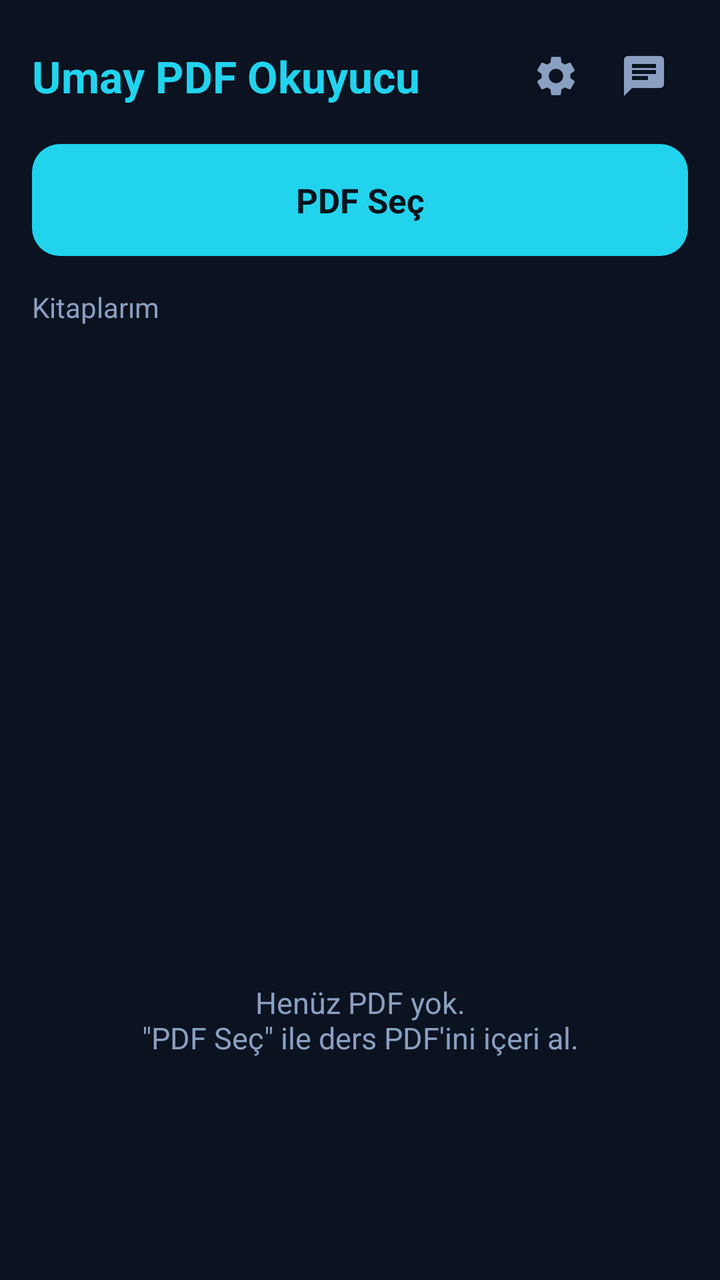
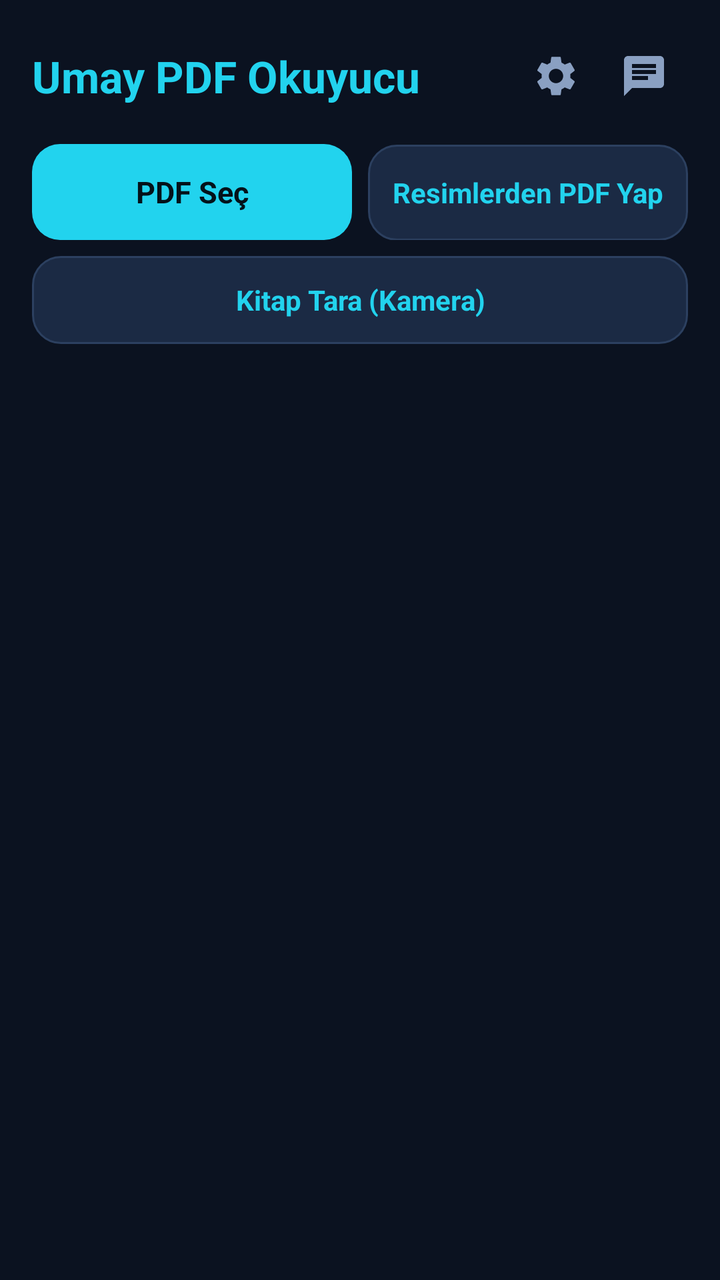

An Android layout rendered at two revisions. The XML below is the earlier revision; the diff shows what the commit changed to produce the second picture.
<!-- AndroidManifest.xml: application theme Theme.UmayPdf -->
<!-- res/layout/activity_main.xml -->
<?xml version="1.0" encoding="utf-8"?>
<LinearLayout xmlns:android="http://schemas.android.com/apk/res/android"
    xmlns:app="http://schemas.android.com/apk/res-auto"
    android:layout_width="match_parent"
    android:layout_height="match_parent"
    android:orientation="vertical"
    android:background="@color/umay_bg"
    android:padding="16dp">

    
    <RelativeLayout
        android:layout_width="match_parent"
        android:layout_height="wrap_content"
        android:layout_marginBottom="12dp">

        <TextView
            android:id="@+id/titleText"
            android:layout_width="wrap_content"
            android:layout_height="wrap_content"
            android:layout_alignParentStart="true"
            android:layout_centerVertical="true"
            android:text="@string/app_name"
            android:textColor="@color/umay_accent"
            android:textSize="22sp"
            android:textStyle="bold" />

        <ImageButton
            android:id="@+id/btnChat"
            android:layout_width="44dp"
            android:layout_height="44dp"
            android:layout_alignParentEnd="true"
            android:background="?attr/selectableItemBackgroundBorderless"
            android:contentDescription="@string/sohbet"
            android:src="@drawable/ic_chat" />

        <ImageButton
            android:id="@+id/btnSettings"
            android:layout_width="44dp"
            android:layout_height="44dp"
            android:layout_toStartOf="@id/btnChat"
            android:background="?attr/selectableItemBackgroundBorderless"
            android:contentDescription="@string/ayarlar"
            android:src="@drawable/ic_settings" />
    </RelativeLayout>

    
    <TextView
        android:id="@+id/btnPickPdf"
        android:layout_width="match_parent"
        android:layout_height="56dp"
        android:background="@drawable/bg_button_primary"
        android:gravity="center"
        android:text="@string/pdf_sec"
        android:textColor="#04121A"
        android:textSize="17sp"
        android:textStyle="bold" />

    
    <TextView
        android:id="@+id/progressText"
        android:layout_width="match_parent"
        android:layout_height="wrap_content"
        android:layout_marginTop="10dp"
        android:textColor="@color/umay_text_dim"
        android:textSize="13sp"
        android:visibility="gone" />

    
    <EditText
        android:id="@+id/searchInput"
        android:layout_width="match_parent"
        android:layout_height="42dp"
        android:layout_marginTop="10dp"
        android:background="@drawable/bg_input"
        android:hint="@string/ara"
        android:imeOptions="actionSearch"
        android:inputType="text"
        android:maxLines="1"
        android:paddingStart="12dp"
        android:paddingEnd="12dp"
        android:textColor="@color/umay_text"
        android:textColorHint="@color/umay_text_dim"
        android:textSize="14sp"
        android:visibility="gone" />

    <TextView
        android:layout_width="wrap_content"
        android:layout_height="wrap_content"
        android:layout_marginTop="16dp"
        android:layout_marginBottom="6dp"
        android:text="@string/kitaplarim"
        android:textColor="@color/umay_text_dim"
        android:textSize="14sp" />

    <androidx.recyclerview.widget.RecyclerView
        android:id="@+id/bookList"
        android:layout_width="match_parent"
        android:layout_height="0dp"
        android:layout_weight="1"
        android:clipToPadding="false" />

    <TextView
        android:id="@+id/emptyText"
        android:layout_width="match_parent"
        android:layout_height="0dp"
        android:layout_weight="1"
        android:gravity="center"
        android:text="@string/bos_kutuphane"
        android:textColor="@color/umay_text_dim"
        android:textSize="15sp" />

</LinearLayout>
<!-- resources referenced by this layout -->
<resources>
  <string name="kitaplarim">Kitaplarım</string>
  <style name="Theme.UmayPdf" parent="Theme.MaterialComponents.DayNight.NoActionBar">
          <item name="colorPrimary">@color/umay_accent</item>
          <item name="colorPrimaryVariant">@color/umay_accent_dark</item>
          <item name="colorOnPrimary">#04121A</item>
          <item name="colorSecondary">@color/umay_accent</item>
          <item name="android:windowBackground">@color/umay_bg</item>
          <item name="android:statusBarColor">@color/umay_bg</item>
          <item name="android:navigationBarColor">@color/umay_bg</item>
          <item name="android:textColorPrimary">@color/umay_text</item>
          <item name="android:textColorSecondary">@color/umay_text_dim</item>
      </style>
  <!-- unchanged entries left out for length: 15 -->
</resources>

<!-- the commit's change to res/layout/activity_main.xml (unified diff, before → after) -->
@@ -1,112 +1,318 @@
 <?xml version="1.0" encoding="utf-8"?>
-<LinearLayout xmlns:android="http://schemas.android.com/apk/res/android"
+<androidx.core.widget.NestedScrollView xmlns:android="http://schemas.android.com/apk/res/android"
     xmlns:app="http://schemas.android.com/apk/res-auto"
     android:layout_width="match_parent"
     android:layout_height="match_parent"
-    android:orientation="vertical"
     android:background="@color/umay_bg"
-    android:padding="16dp">
-
-    
-    <RelativeLayout
+    android:fillViewport="true">
+
+    <LinearLayout
         android:layout_width="match_parent"
         android:layout_height="wrap_content"
-        android:layout_marginBottom="12dp">
-
+        android:orientation="vertical"
+        android:paddingStart="16dp"
+        android:paddingTop="16dp"
+        android:paddingEnd="16dp"
+        android:paddingBottom="20dp">
+
+        
+        <RelativeLayout
+            android:layout_width="match_parent"
+            android:layout_height="wrap_content"
+            android:layout_marginBottom="12dp">
+
+            <TextView
+                android:id="@+id/titleText"
+                android:layout_width="wrap_content"
+                android:layout_height="wrap_content"
+                android:layout_alignParentStart="true"
+                android:layout_centerVertical="true"
+                android:text="@string/app_name"
+                android:textColor="@color/umay_accent"
+                android:textSize="22sp"
+                android:textStyle="bold" />
+
+            <ImageButton
+                android:id="@+id/btnChat"
+                android:layout_width="44dp"
+                android:layout_height="44dp"
+                android:layout_alignParentEnd="true"
+                android:background="?attr/selectableItemBackgroundBorderless"
+                android:contentDescription="@string/sohbet"
+                android:src="@drawable/ic_chat" />
+
+            <ImageButton
+                android:id="@+id/btnSettings"
+                android:layout_width="44dp"
+                android:layout_height="44dp"
+                android:layout_toStartOf="@id/btnChat"
+                android:background="?attr/selectableItemBackgroundBorderless"
+                android:contentDescription="@string/ayarlar"
+                android:src="@drawable/ic_settings" />
+        </RelativeLayout>
+
+        
+        <LinearLayout
+            android:layout_width="match_parent"
+            android:layout_height="wrap_content"
+            android:orientation="horizontal">
+
+            <TextView
+                android:id="@+id/btnPickPdf"
+                android:layout_width="0dp"
+                android:layout_height="48dp"
+                android:layout_weight="1"
+                android:background="@drawable/bg_button_primary"
+                android:gravity="center"
+                android:text="@string/pdf_sec"
+                android:textColor="#04121A"
+                android:textSize="15sp"
+                android:textStyle="bold" />
+
+            <TextView
+                android:id="@+id/btnPickImages"
+                android:layout_width="0dp"
+                android:layout_height="48dp"
+                android:layout_marginStart="8dp"
+                android:layout_weight="1"
+                android:background="@drawable/bg_button_secondary"
+                android:gravity="center"
+                android:text="@string/resimden_pdf"
+                android:textColor="@color/umay_accent"
+                android:textSize="14sp"
+                android:textStyle="bold" />
+        </LinearLayout>
+
+        
         <TextView
-            android:id="@+id/titleText"
+            android:id="@+id/btnScan"
+            android:layout_width="match_parent"
+            android:layout_height="44dp"
+            android:layout_marginTop="8dp"
+            android:background="@drawable/bg_button_secondary"
+            android:gravity="center"
+            android:text="@string/kitap_tara"
+            android:textColor="@color/umay_accent"
+            android:textSize="14sp"
+            android:textStyle="bold" />
+
+        
+        <TextView
+            android:id="@+id/progressText"
+            android:layout_width="match_parent"
+            android:layout_height="wrap_content"
+            android:layout_marginTop="10dp"
+            android:textColor="@color/umay_text_dim"
+            android:textSize="13sp"
+            android:visibility="gone" />
+
+        
+        <LinearLayout
+            android:id="@+id/heroWrap"
+            android:layout_width="match_parent"
+            android:layout_height="wrap_content"
+            android:layout_marginTop="14dp"
+            android:orientation="vertical"
+            android:visibility="gone">
+
+            <TextView
+                android:layout_width="wrap_content"
+                android:layout_height="wrap_content"
+                android:layout_marginBottom="6dp"
+                android:text="@string/son_okunan"
+                android:textColor="@color/umay_accent"
+                android:textSize="13sp"
+                android:textStyle="bold" />
+
+            <LinearLayout
+                android:id="@+id/continueCard"
+                android:layout_width="match_parent"
+                android:layout_height="wrap_content"
+                android:background="@drawable/bg_panel"
+                android:orientation="vertical"
+                android:padding="12dp">
+
+                <LinearLayout
+                    android:layout_width="match_parent"
+                    android:layout_height="wrap_content"
+                    android:gravity="center_vertical"
+                    android:orientation="horizontal">
+
+                    <com.google.android.material.imageview.ShapeableImageView
+                        android:id="@+id/continueCover"
+                        android:layout_width="84dp"
+                        android:layout_height="118dp"
+                        android:contentDescription="@string/app_name"
+                        android:scaleType="fitCenter"
+                        android:src="@drawable/ic_pdf"
+                        app:shapeAppearanceOverlay="@style/shape_cover"
+                        app:strokeColor="@color/umay_panel2"
+                        app:strokeWidth="1dp"
+                        app:tint="@color/umay_accent" />
+
+                    <LinearLayout
+                        android:layout_width="0dp"
+                        android:layout_height="wrap_content"
+                        android:layout_marginStart="12dp"
+                        android:layout_marginEnd="4dp"
+                        android:layout_weight="1"
+                        android:orientation="vertical">
+
+                        <TextView
+                            android:id="@+id/continueTitle"
+                            android:layout_width="match_parent"
+                            android:layout_height="wrap_content"
+                            android:ellipsize="end"
+                            android:maxLines="2"
+                            android:textColor="@color/umay_text"
+                            android:textSize="17sp"
+                            android:textStyle="bold" />
+
+                        <TextView
+                            android:id="@+id/continueMeta"
+                            android:layout_width="match_parent"
+                            android:layout_height="wrap_content"
+                            android:layout_marginTop="4dp"
+                            android:textColor="@color/umay_text_dim"
+                            android:textSize="13sp" />
+
+                        <TextView
+                            android:id="@+id/heroPercent"
+                            android:layout_width="wrap_content"
+                            android:layout_height="wrap_content"
+                            android:layout_marginTop="6dp"
+                            android:textColor="@color/umay_orange"
+                            android:textSize="14sp"
+                            android:textStyle="bold" />
+
+                        <TextView
+                            android:id="@+id/btnContinue"
+                            android:layout_width="wrap_content"
+                            android:layout_height="42dp"
+                            android:layout_marginTop="10dp"
+                            android:background="@drawable/bg_button_primary"
+                            android:gravity="center"
+                            android:paddingStart="20dp"
+                            android:paddingEnd="20dp"
+                            android:text="@string/devam_et"
+                            android:textColor="#04121A"
+                            android:textStyle="bold" />
+                    </LinearLayout>
+                </LinearLayout>
+
+                
+                <ProgressBar
+                    android:id="@+id/heroProgress"
+                    style="?android:attr/progressBarStyleHorizontal"
+                    android:layout_width="match_parent"
+                    android:layout_height="6dp"
+                    android:layout_marginTop="12dp"
+                    android:max="100"
+                    android:progress="0"
+                    android:progressDrawable="@drawable/bg_progress_hero"
+                    android:progressTint="@color/umay_accent" />
+            </LinearLayout>
+        </LinearLayout>
+
+        
+        <EditText
+            android:id="@+id/searchInput"
+            android:layout_width="match_parent"
+            android:layout_height="42dp"
+            android:layout_marginTop="12dp"
+            android:background="@drawable/bg_input"
+            android:hint="@string/ara"
+            android:imeOptions="actionSearch"
+            android:inputType="text"
+            android:maxLines="1"
+            android:paddingStart="12dp"
+            android:paddingEnd="12dp"
+            android:textColor="@color/umay_text"
+            android:textColorHint="@color/umay_text_dim"
+            android:textSize="14sp"
+            android:visibility="gone" />
+
+        
+        <LinearLayout
+            android:id="@+id/sortRow"
+            android:layout_width="match_parent"
+            android:layout_height="wrap_content"
+            android:layout_marginTop="10dp"
+            android:orientation="horizontal"
+            android:visibility="gone">
+
+            <TextView
+                android:id="@+id/sortRecent"
+                android:layout_width="wrap_content"
+                android:layout_height="34dp"
+                android:background="@drawable/bg_input"
+                android:gravity="center"
+                android:paddingStart="12dp"
+                android:paddingEnd="12dp"
+                android:text="@string/sort_recent"
+                android:textColor="@color/umay_text_dim"
+                android:textSize="12sp" />
+
+            <TextView
+                android:id="@+id/sortAlpha"
+                android:layout_width="wrap_content"
+                android:layout_height="34dp"
+                android:layout_marginStart="6dp"
+                android:background="@drawable/bg_input"
+                android:gravity="center"
+                android:paddingStart="12dp"
+                android:paddingEnd="12dp"
+                android:text="@string/sort_alpha"
+                android:textColor="@color/umay_text_dim"
+                android:textSize="12sp" />
+
+            <TextView
+                android:id="@+id/sortAdded"
+                android:layout_width="wrap_content"
+                android:layout_height="34dp"
+                android:layout_marginStart="6dp"
+                android:background="@drawable/bg_input"
+                android:gravity="center"
+                android:paddingStart="12dp"
+                android:paddingEnd="12dp"
+                android:text="@string/sort_added"
+                android:textColor="@color/umay_text_dim"
+                android:textSize="12sp" />
+        </LinearLayout>
+
+        
+        <TextView
+            android:id="@+id/libraryLabel"
             android:layout_width="wrap_content"
             android:layout_height="wrap_content"
-            android:layout_alignParentStart="true"
-            android:layout_centerVertical="true"
-            android:text="@string/app_name"
-            android:textColor="@color/umay_accent"
-            android:textSize="22sp"
-            android:textStyle="bold" />
-
-        <ImageButton
-            android:id="@+id/btnChat"
-            android:layout_width="44dp"
-            android:layout_height="44dp"
-            android:layout_alignParentEnd="true"
-            android:background="?attr/selectableItemBackgroundBorderless"
-            android:contentDescription="@string/sohbet"
-            android:src="@drawable/ic_chat" />
-
-        <ImageButton
-            android:id="@+id/btnSettings"
-            android:layout_width="44dp"
-            android:layout_height="44dp"
-            android:layout_toStartOf="@id/btnChat"
-            android:background="?attr/selectableItemBackgroundBorderless"
-            android:contentDescription="@string/ayarlar"
-            android:src="@drawable/ic_settings" />
-    </RelativeLayout>
-
-    
-    <TextView
-        android:id="@+id/btnPickPdf"
-        android:layout_width="match_parent"
-        android:layout_height="56dp"
-        android:background="@drawable/bg_button_primary"
-        android:gravity="center"
-        android:text="@string/pdf_sec"
-        android:textColor="#04121A"
-        android:textSize="17sp"
-        android:textStyle="bold" />
-
-    
-    <TextView
-        android:id="@+id/progressText"
-        android:layout_width="match_parent"
-        android:layout_height="wrap_content"
-        android:layout_marginTop="10dp"
-        android:textColor="@color/umay_text_dim"
-        android:textSize="13sp"
-        android:visibility="gone" />
-
-    
-    <EditText
-        android:id="@+id/searchInput"
-        android:layout_width="match_parent"
-        android:layout_height="42dp"
-        android:layout_marginTop="10dp"
-        android:background="@drawable/bg_input"
-        android:hint="@string/ara"
-        android:imeOptions="actionSearch"
-        android:inputType="text"
-        android:maxLines="1"
-        android:paddingStart="12dp"
-        android:paddingEnd="12dp"
-        android:textColor="@color/umay_text"
-        android:textColorHint="@color/umay_text_dim"
-        android:textSize="14sp"
-        android:visibility="gone" />
-
-    <TextView
-        android:layout_width="wrap_content"
-        android:layout_height="wrap_content"
-        android:layout_marginTop="16dp"
-        android:layout_marginBottom="6dp"
-        android:text="@string/kitaplarim"
-        android:textColor="@color/umay_text_dim"
-        android:textSize="14sp" />
-
-    <androidx.recyclerview.widget.RecyclerView
-        android:id="@+id/bookList"
-        android:layout_width="match_parent"
-        android:layout_height="0dp"
-        android:layout_weight="1"
-        android:clipToPadding="false" />
-
-    <TextView
-        android:id="@+id/emptyText"
-        android:layout_width="match_parent"
-        android:layout_height="0dp"
-        android:layout_weight="1"
-        android:gravity="center"
-        android:text="@string/bos_kutuphane"
-        android:textColor="@color/umay_text_dim"
-        android:textSize="15sp" />
-
-</LinearLayout>
+            android:layout_marginTop="14dp"
+            android:layout_marginBottom="4dp"
+            android:text="@string/kutuphanem"
+            android:textColor="@color/umay_text_dim"
+            android:textSize="14sp"
+            android:textStyle="bold"
+            android:visibility="gone" />
+
+        
+        <androidx.recyclerview.widget.RecyclerView
+            android:id="@+id/bookList"
+            android:layout_width="match_parent"
+            android:layout_height="wrap_content"
+            android:clipToPadding="false"
+            android:paddingTop="4dp"
+            android:paddingBottom="4dp"
+            android:visibility="gone" />
+
+        <TextView
+            android:id="@+id/emptyText"
+            android:layout_width="match_parent"
+            android:layout_height="wrap_content"
+            android:layout_marginTop="48dp"
+            android:gravity="center"
+            android:lineSpacingExtra="4dp"
+            android:text="@string/bos_kutuphane"
+            android:textColor="@color/umay_text_dim"
+            android:textSize="15sp"
+            android:visibility="gone" />
+    </LinearLayout>
+</androidx.core.widget.NestedScrollView>
<!-- resource entries referenced after the edit -->
@@ -1,16 +1,90 @@
 <!-- resources referenced by this layout -->
 <resources>
-  <string name="kitaplarim">Kitaplarım</string>
-  <style name="Theme.UmayPdf" parent="Theme.MaterialComponents.DayNight.NoActionBar">
+  <color name="umay_orange">#FF9F45</color>
+  <color name="umay_panel2">#1B2A44</color>
+  <!-- drawable bg_button_secondary (drawable) -->
+  <?xml version="1.0" encoding="utf-8"?>
+  <shape xmlns:android="http://schemas.android.com/apk/res/android">
+      <solid android:color="@color/umay_panel2" />
+      <corners android:radius="14dp" />
+      <stroke android:width="1dp" android:color="#2C4060" />
+  </shape>
+  <!-- drawable bg_panel (drawable) -->
+  <?xml version="1.0" encoding="utf-8"?>
+  <shape xmlns:android="http://schemas.android.com/apk/res/android">
+      <solid android:color="@color/umay_panel" />
+      <corners android:radius="16dp" />
+      <stroke android:width="1dp" android:color="#24344F" />
+  </shape>
+  <!-- drawable bg_progress_hero (drawable) -->
+  <?xml version="1.0" encoding="utf-8"?>
+  <layer-list xmlns:android="http://schemas.android.com/apk/res/android">
+      <item android:id="@android:id/background">
+          <shape android:shape="rectangle">
+              <corners android:radius="3dp" />
+              <solid android:color="#2C4060" />
+          </shape>
+      </item>
+      <item android:id="@android:id/progress">
+          <shape android:shape="rectangle">
+              <corners android:radius="3dp" />
+              <solid android:color="@color/umay_accent" />
+          </shape>
+      </item>
+  </layer-list>
+  <!-- drawable ic_pdf (drawable) -->
+  <?xml version="1.0" encoding="utf-8"?>
+  <vector xmlns:android="http://schemas.android.com/apk/res/android"
+      android:width="24dp" android:height="24dp"
+      android:viewportWidth="24" android:viewportHeight="24"
+      android:tint="@color/umay_text">
+      <path android:fillColor="#FFFFFF" android:pathData="M14,2H6c-1.1,0 -2,0.9 -2,2v16c0,1.1 0.9,2 2,2h12c1.1,0 2,-0.9 2,-2V8l-6,-6zM13,9V3.5L18.5,9H13zM6,20V4h5v7h7v9H6z" />
+  </vector>
+  <string name="devam_et">Devam Et</string>
+  <string name="kitap_tara">Kitap Tara (Kamera)</string>
+  <string name="kutuphanem">Kütüphanem</string>
+  <string name="resimden_pdf">Resimlerden PDF Yap</string>
+  <string name="son_okunan">Son Okunan</string>
+  <string name="sort_added">Eklenme</string>
+  <string name="sort_alpha">Alfabetik</string>
+  <string name="sort_recent">Son okunan</string>
+  <style name="shape_cover" parent="">
+          <item name="cornerFamily">rounded</item>
+          <item name="cornerSize">6dp</item>
+      </style>
+  <style name="Theme.UmayPdf" parent="Theme.Material3.Dark.NoActionBar">
           <item name="colorPrimary">@color/umay_accent</item>
-          <item name="colorPrimaryVariant">@color/umay_accent_dark</item>
           <item name="colorOnPrimary">#04121A</item>
+          <item name="colorPrimaryContainer">@color/umay_accent_dark</item>
+          <item name="colorOnPrimaryContainer">#04121A</item>
           <item name="colorSecondary">@color/umay_accent</item>
+          <item name="colorOnSecondary">#04121A</item>
+          <item name="colorTertiary">#A78BFA</item>
+          <item name="colorSurface">@color/umay_panel</item>
+          <item name="colorOnSurface">@color/umay_text</item>
+          <item name="colorSurfaceVariant">@color/umay_panel2</item>
+          <item name="colorOnSurfaceVariant">@color/umay_text_dim</item>
+          <item name="colorOutline">#2C4060</item>
+          <item name="android:colorBackground">@color/umay_bg</item>
           <item name="android:windowBackground">@color/umay_bg</item>
           <item name="android:statusBarColor">@color/umay_bg</item>
           <item name="android:navigationBarColor">@color/umay_bg</item>
           <item name="android:textColorPrimary">@color/umay_text</item>
           <item name="android:textColorSecondary">@color/umay_text_dim</item>
+          <item name="materialAlertDialogTheme">@style/ThemeOverlay.UmayDialog</item>
+      </style>
+  <color name="umay_panel">#141E30</color>
+  <style name="ThemeOverlay.UmayDialog" parent="ThemeOverlay.Material3.MaterialAlertDialog">
+          <item name="colorSurface">@color/umay_panel</item>
+          <item name="colorOnSurface">@color/umay_text</item>
+          <item name="colorPrimary">@color/umay_accent</item>
+          <item name="colorOnPrimary">#04121A</item>
+          <item name="buttonBarPositiveButtonStyle">@style/UmayDialogButton</item>
+          <item name="buttonBarNegativeButtonStyle">@style/UmayDialogButton</item>
+          <item name="buttonBarNeutralButtonStyle">@style/UmayDialogButton</item>
+      </style>
+  <style name="UmayDialogButton" parent="Widget.Material3.Button.TextButton.Dialog">
+          <item name="android:textColor">@color/umay_accent</item>
       </style>
   <!-- unchanged entries left out for length: 15 -->
 </resources>
